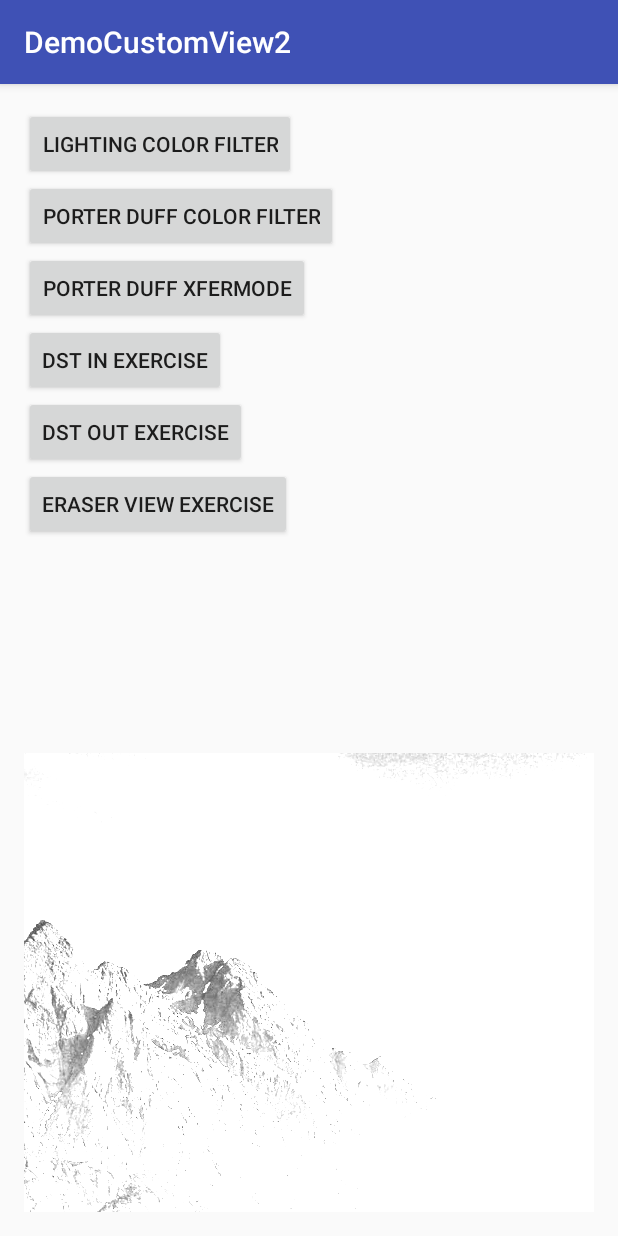
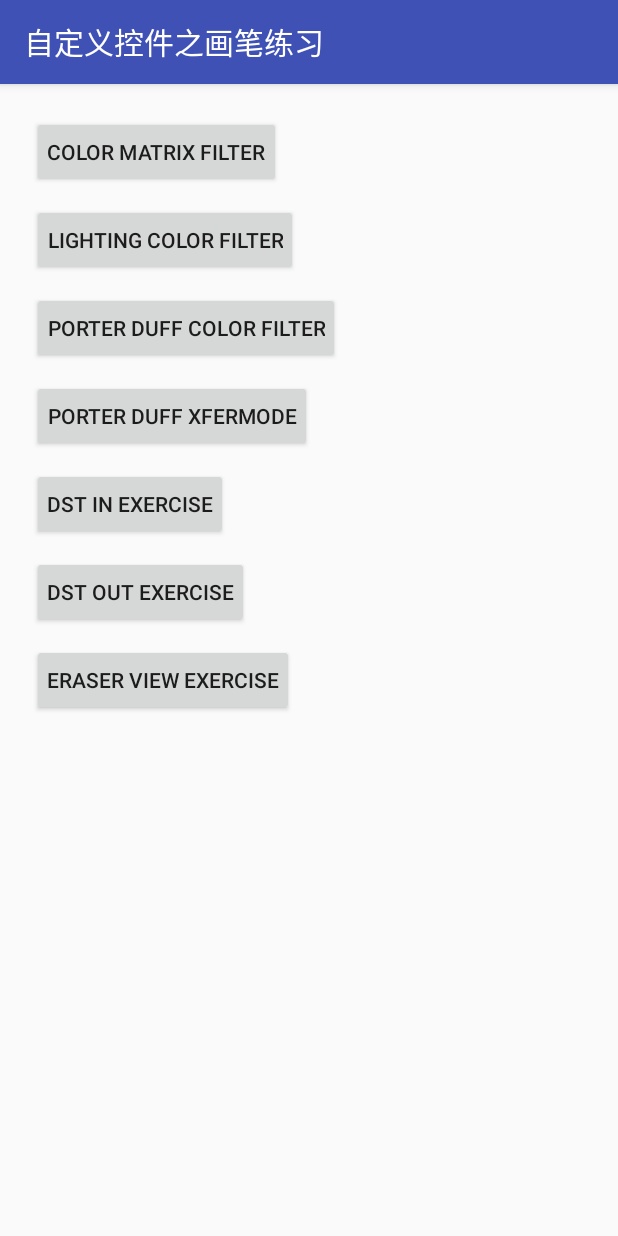
Before and after one commit to conceptcon/DemoCustomView2, an Android app: the screen it shows after launch (MainActivity), on a phone screen of 412 x 824 dp. Run offline under Robolectric (Android 15) with nearby library versions, the phone set to English and light mode, and no system bars.

Commit message:
重新整理MainActivity
抽取ColorMatrixFilterActivity

```diff
--- a/app/src/main/java/com/example/leeyou/democustomview2/MainActivity.java
+++ b/app/src/main/java/com/example/leeyou/democustomview2/MainActivity.java
@@ -12,6 +12,14 @@ public class MainActivity extends AppCompatActivity {
     protected void onCreate(Bundle savedInstanceState) {
         super.onCreate(savedInstanceState);
         setContentView(R.layout.activity_main);
+
+        Button btn_color_matrix_filter = (Button) findViewById(R.id.btn_color_matrix_filter);
+        btn_color_matrix_filter.setOnClickListener(new View.OnClickListener() {
+            @Override
+            public void onClick(View v) {
+                startActivity(new Intent(MainActivity.this, ColorMatrixFilterActivity.class));
+            }
+        });
 
         Button btn_lighting_color_filter = (Button) findViewById(R.id.btn_lighting_color_filter);
         btn_lighting_color_filter.setOnClickListener(new View.OnClickListener() {
--- a/app/src/main/res/layout/activity_main.xml
+++ b/app/src/main/res/layout/activity_main.xml
@@ -9,43 +9,59 @@
     android:paddingTop="@dimen/activity_vertical_margin">
 
     <Button
+        android:id="@+id/btn_color_matrix_filter"
+        android:layout_width="wrap_content"
+        android:layout_height="wrap_content"
+        android:layout_margin="5dp"
+        android:padding="10dp"
+        android:text="Color Matrix Filter" />
+
+    <Button
         android:id="@+id/btn_lighting_color_filter"
         android:layout_width="wrap_content"
         android:layout_height="wrap_content"
+        android:layout_margin="5dp"
+        android:padding="10dp"
         android:text="Lighting Color Filter" />
 
     <Button
         android:id="@+id/btn_porter_duff_color_filter"
         android:layout_width="wrap_content"
         android:layout_height="wrap_content"
+        android:layout_margin="5dp"
+        android:padding="10dp"
         android:text="PORTER DUFF COLOR FILTER" />
 
     <Button
         android:id="@+id/btn_porter_duff_xfermode"
         android:layout_width="wrap_content"
         android:layout_height="wrap_content"
+        android:layout_margin="5dp"
+        android:padding="10dp"
         android:text="PORTER DUFF XFermode" />
 
     <Button
         android:id="@+id/btn_dst_in_exercise"
         android:layout_width="wrap_content"
         android:layout_height="wrap_content"
+        android:layout_margin="5dp"
+        android:padding="10dp"
         android:text="DST IN EXERCISE" />
 
     <Button
         android:id="@+id/btn_dst_out_exercise"
         android:layout_width="wrap_content"
         android:layout_height="wrap_content"
-        android:text="DST out EXERCISE" />
+        android:layout_margin="5dp"
+        android:padding="10dp"
+        android:text="DST OUT EXERCISE" />
 
     <Button
         android:id="@+id/btn_eraser"
         android:layout_width="wrap_content"
         android:layout_height="wrap_content"
+        android:layout_margin="5dp"
+        android:padding="10dp"
         android:text="ERASER VIEW EXERCISE" />
 
-    <com.example.leeyou.democustomview2.customView.CustomCircleView
-        android:layout_width="match_parent"
-        android:layout_height="match_parent"
-        android:text="Hello World!" />
 </LinearLayout>
--- a/app/src/main/res/values/strings.xml
+++ b/app/src/main/res/values/strings.xml
@@ -1,5 +1,5 @@
 <resources>
-    <string name="app_name">DemoCustomView2</string>
+    <string name="app_name">自定义控件之画笔练习</string>
     <string name="title_activity_porter_duff_xfermode">PorterDuffXfermodeActivity</string>
 
     <string name="hello_world">Hello world!</string>
```
Also changed, not shown: app/src/main/AndroidManifest.xml (+28 -6 lines), app/src/main/java/com/example/leeyou/democustomview2/ColorMatrixFilterActivity.java (added, +65 -0 lines), app/src/main/java/com/example/leeyou/democustomview2/customView/CustomCircleView.java (+75 -67 lines), app/src/main/res/layout/activity_color_matrix_filter.xml (added, +21 -0 lines), app/src/main/res/menu/menu_color_matrix_filter.xml (added, +40 -0 lines).
